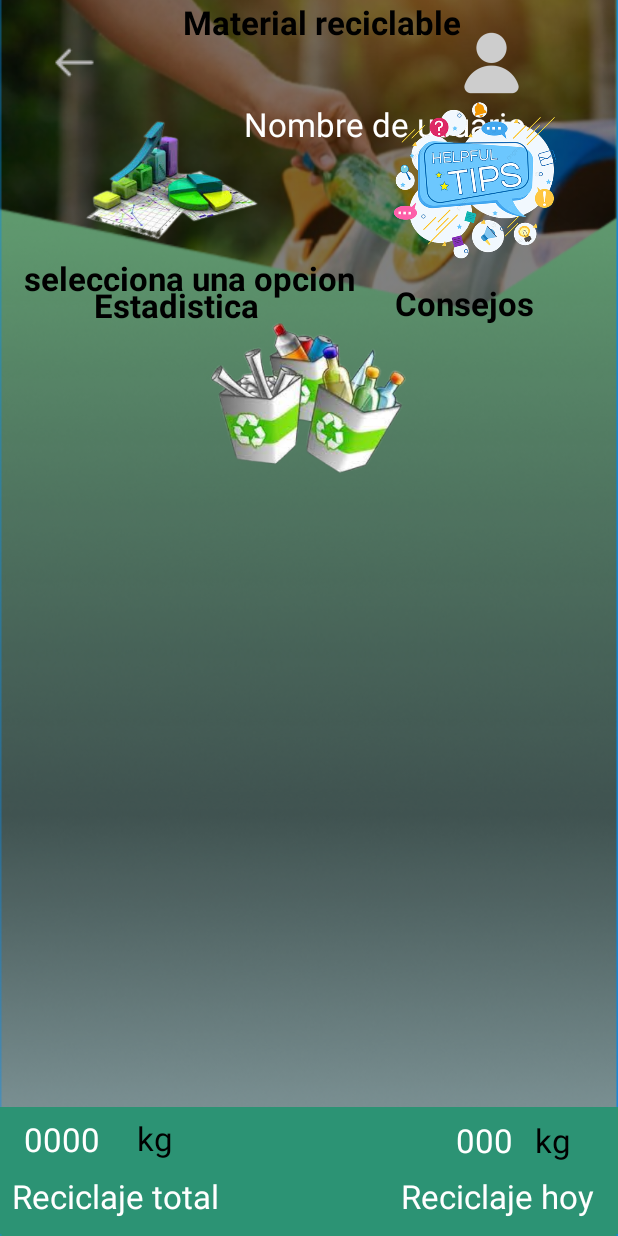
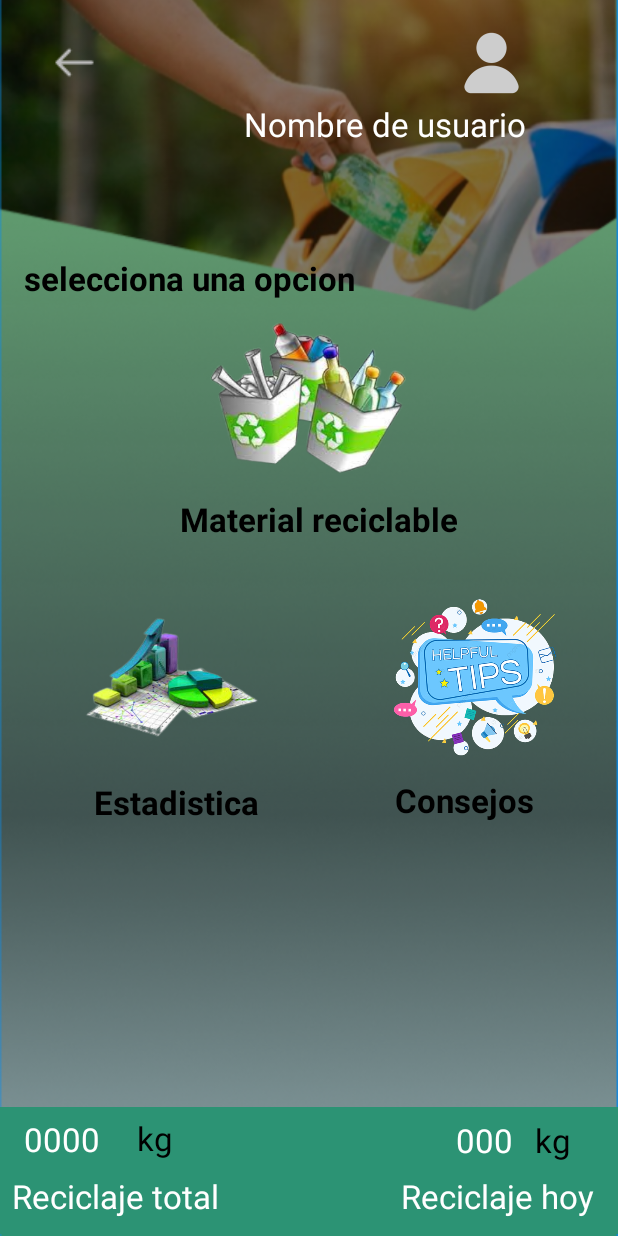
Before and after one commit to noelia333/EcoReciclaje, an Android app: the Perfil_usuario screen opened directly, with no data from a screen before it, on a phone screen of 412 x 824 dp. Run offline under Robolectric (Android 15) with nearby library versions, the phone set to English and light mode, and no system bars.

Commit message:
correccion de posicion imv material reciclado

```diff
--- a/app/src/main/res/layout/activity_perfil_usuario.xml
+++ b/app/src/main/res/layout/activity_perfil_usuario.xml
@@ -76,9 +76,9 @@
         android:textSize="22sp"
         android:textStyle="bold"
         app:layout_constraintEnd_toEndOf="parent"
-        app:layout_constraintHorizontal_bias="0.539"
+        app:layout_constraintHorizontal_bias="0.53"
         app:layout_constraintStart_toStartOf="parent"
-        app:layout_constraintTop_toBottomOf="@+id/imvReciclable" />
+        app:layout_constraintTop_toBottomOf="@+id/imvMaterialReciclable" />
 
     <TextView
         android:id="@+id/tvEstadistica"
```
